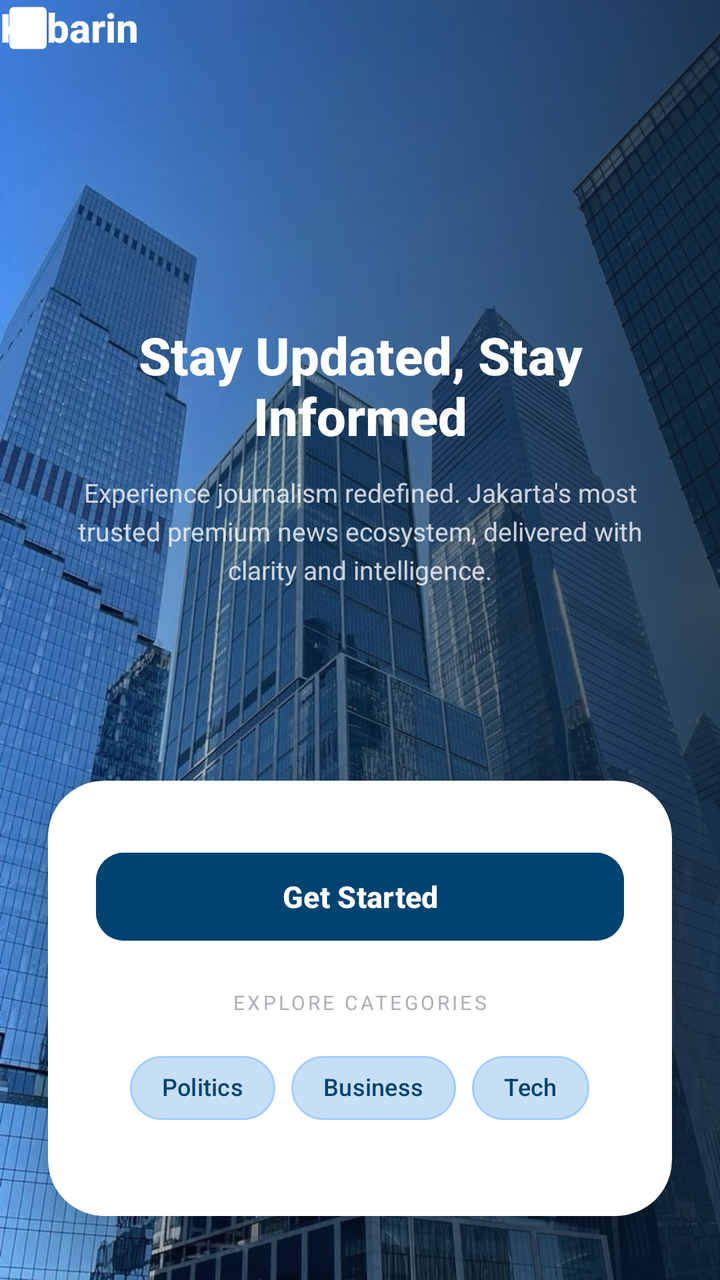
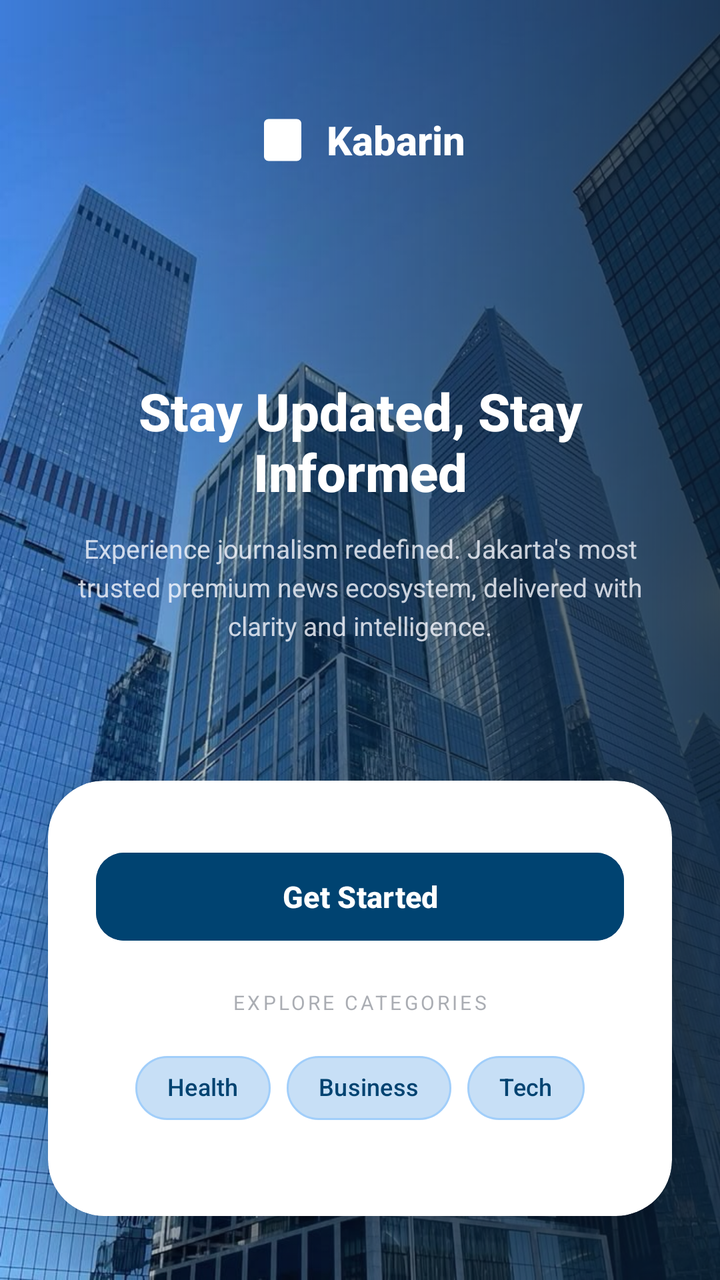

The first picture is an Android layout as it rendered before a commit; the second is the same layout after the commit. The layout source and the unified diff follow.
<!-- AndroidManifest.xml: application theme Theme.Kabarin -->
<!-- res/layout/activity_welcome.xml -->
<?xml version="1.0" encoding="utf-8"?>
<androidx.constraintlayout.widget.ConstraintLayout
    xmlns:android="http://schemas.android.com/apk/res/android"
    xmlns:app="http://schemas.android.com/apk/res-auto"
    xmlns:tools="http://schemas.android.com/tools"
    android:layout_width="match_parent"
    android:layout_height="match_parent"
    android:background="#0A1D2D"
    tools:context="activity.WelcomeActivity">

    
    <ImageView
        android:id="@+id/imgBackground"
        android:layout_width="0dp"
        android:layout_height="0dp"
        android:scaleType="centerCrop"
        android:src="@drawable/bg_welcom"
        android:contentDescription="Background"
        app:layout_constraintTop_toTopOf="parent"
        app:layout_constraintBottom_toBottomOf="parent"
        app:layout_constraintStart_toStartOf="parent"
        app:layout_constraintEnd_toEndOf="parent" />

    

    

    

    <View
        android:id="@+id/viewOverlay"
        android:layout_width="0dp"
        android:layout_height="0dp"
        android:background="@drawable/bg_welcome_overlay"
        app:layout_constraintBottom_toBottomOf="parent"
        app:layout_constraintEnd_toEndOf="parent"
        app:layout_constraintHorizontal_bias="0.0"
        app:layout_constraintStart_toStartOf="parent"
        app:layout_constraintTop_toTopOf="parent"
        app:layout_constraintVertical_bias="0.0" />

    <LinearLayout
        android:id="@+id/layoutBrandAnchor"
        android:layout_width="wrap_content"
        android:layout_height="wrap_content"
        android:orientation="horizontal"
        android:gravity="center_vertical"
        android:layout_marginTop="56dp"
        app:layout_constraintTop_toTopOf="parent"
        app:layout_constraintStart_toStartOf="parent"
        app:layout_constraintEnd_toEndOf="parent">

    </LinearLayout>

    

    

    

    <TextView
        android:id="@+id/tvHeadline"
        android:layout_width="0dp"
        android:layout_height="wrap_content"
        android:layout_marginStart="24dp"
        android:layout_marginTop="104dp"
        android:layout_marginEnd="24dp"
        android:fontFamily="sans-serif-medium"
        android:gravity="center"
        android:text="Stay Updated, Stay Informed"
        android:textColor="#FFFFFF"
        android:textSize="26sp"
        android:textStyle="bold"
        app:layout_constraintEnd_toEndOf="parent"
        app:layout_constraintHorizontal_bias="0.0"
        app:layout_constraintStart_toStartOf="parent"
        app:layout_constraintTop_toBottomOf="@id/layoutBrandAnchor" />

    <TextView
        android:id="@+id/tvDescription"
        android:layout_width="0dp"
        android:layout_height="wrap_content"
        android:layout_marginStart="32dp"
        android:layout_marginTop="12dp"
        android:layout_marginEnd="32dp"
        android:fontFamily="sans-serif"
        android:gravity="center"
        android:lineSpacingExtra="4dp"
        android:text="Experience journalism redefined. Jakarta\'s most trusted premium news ecosystem, delivered with clarity and intelligence."
        android:textColor="#CCF7F9FF"
        android:textSize="13sp"
        app:layout_constraintEnd_toEndOf="parent"
        app:layout_constraintHorizontal_bias="0.0"
        app:layout_constraintStart_toStartOf="parent"
        app:layout_constraintTop_toBottomOf="@id/tvHeadline" />

    <androidx.cardview.widget.CardView
        android:id="@+id/cardBottomSheet"
        android:layout_width="0dp"
        android:layout_height="wrap_content"
        android:layout_marginStart="24dp"
        android:layout_marginEnd="24dp"
        android:layout_marginBottom="32dp"
        app:cardCornerRadius="28dp"
        app:cardElevation="16dp"
        app:cardBackgroundColor="#FFFFFF"
        app:layout_constraintBottom_toBottomOf="parent"
        app:layout_constraintStart_toStartOf="parent"
        app:layout_constraintEnd_toEndOf="parent">

        <LinearLayout
            android:layout_width="match_parent"
            android:layout_height="wrap_content"
            android:orientation="vertical"
            android:gravity="center"
            android:paddingStart="24dp"
            android:paddingEnd="24dp"
            android:paddingTop="32dp"
            android:paddingBottom="40dp">

            
            <Button
                android:id="@+id/btnGetStarted"
                android:layout_width="match_parent"
                android:layout_height="52dp"
                android:text="Get Started"
                android:textColor="#FFFFFF"
                android:textSize="15sp"
                android:textStyle="bold"
                android:fontFamily="sans-serif-medium"
                android:backgroundTint="#004371"
                android:stateListAnimator="@null"
                app:cornerRadius="14dp" />

            
            <TextView
                android:id="@+id/tvExploreLabel"
                android:layout_width="wrap_content"
                android:layout_height="wrap_content"
                android:layout_marginTop="20dp"
                android:text="EXPLORE CATEGORIES"
                android:textColor="#99727780"
                android:textSize="10sp"
                android:letterSpacing="0.14"
                android:fontFamily="sans-serif" />

            
            <com.google.android.material.chip.ChipGroup
                android:id="@+id/chipGroupCategories"
                android:layout_width="wrap_content"
                android:layout_height="wrap_content"
                android:layout_marginTop="12dp"
                app:singleLine="true">

                <com.google.android.material.chip.Chip
                    android:id="@+id/chipPolitics"
                    android:layout_width="wrap_content"
                    android:layout_height="wrap_content"
                    android:text="Politics"
                    android:textColor="#004371"
                    android:textSize="12sp"
                    app:chipBackgroundColor="#3377BBFD"
                    app:chipStrokeColor="#7777BBFD"
                    app:chipStrokeWidth="1dp"
                    app:chipCornerRadius="100dp"
                    app:rippleColor="#3377BBFD" />

                <com.google.android.material.chip.Chip
                    android:id="@+id/chipBusiness"
                    android:layout_width="wrap_content"
                    android:layout_height="wrap_content"
                    android:text="Business"
                    android:textColor="#004371"
                    android:textSize="12sp"
                    app:chipBackgroundColor="#3377BBFD"
                    app:chipStrokeColor="#7777BBFD"
                    app:chipStrokeWidth="1dp"
                    app:chipCornerRadius="100dp"
                    app:rippleColor="#3377BBFD" />

                <com.google.android.material.chip.Chip
                    android:id="@+id/chipTech"
                    android:layout_width="wrap_content"
                    android:layout_height="wrap_content"
                    android:text="Tech"
                    android:textColor="#004371"
                    android:textSize="12sp"
                    app:chipBackgroundColor="#3377BBFD"
                    app:chipStrokeColor="#7777BBFD"
                    app:chipStrokeWidth="1dp"
                    app:chipCornerRadius="100dp"
                    app:rippleColor="#3377BBFD" />

            </com.google.android.material.chip.ChipGroup>

        </LinearLayout>
    </androidx.cardview.widget.CardView>

    <ImageView
        android:layout_width="28dp"
        android:layout_height="28dp"
        android:contentDescription="Kabarin Icon"
        android:src="@drawable/ic_kabarin_logo"
        app:tint="#FFFFFF"
        tools:layout_editor_absoluteX="155dp"
        tools:layout_editor_absoluteY="98dp" />

    <TextView
        android:layout_width="wrap_content"
        android:layout_height="wrap_content"
        android:fontFamily="sans-serif-medium"
        android:text="Kabarin"
        android:textColor="#FFFFFF"
        android:textSize="20sp"
        android:textStyle="bold"
        tools:layout_editor_absoluteX="183dp"
        tools:layout_editor_absoluteY="98dp" />

</androidx.constraintlayout.widget.ConstraintLayout>
<!-- resources referenced by this layout -->
<resources>
  <!-- drawable bg_welcom: jpg bitmap (drawable, 190714 bytes) -->
  <!-- drawable bg_welcome_overlay (drawable) -->
  <?xml version="1.0" encoding="utf-8"?>
  <shape xmlns:android="http://schemas.android.com/apk/res/android">
      <gradient
          android:type="linear"
          android:angle="180"
          android:startColor="#CC0A1D2D"
          android:centerColor="#660A1D2D"
          android:endColor="#000A1D2D"
          android:centerY="0.55" />
  </shape>
  <!-- drawable ic_kabarin_logo (drawable) -->
  <?xml version="1.0" encoding="utf-8"?>
  <vector xmlns:android="http://schemas.android.com/apk/res/android"
      android:width="48dp"
      android:height="48dp"
      android:viewportWidth="48"
      android:viewportHeight="48">
  
      
      <path
          android:fillColor="#004371"
          android:pathData="M8,10 C8,7.79 9.79,6 12,6 L36,6 C38.21,6 40,7.79 40,10 L40,38 C40,40.21 38.21,42 36,42 L12,42 C9.79,42 8,40.21 8,38 Z" />
  
      
      <path
          android:fillColor="#FFFFFF"
          android:pathData="M14,16 L34,16 C34.55,16 35,16.45 35,17 L35,19 C35,19.55 34.55,20 34,20 L14,20 C13.45,20 13,19.55 13,19 L13,17 C13,16.45 13.45,16 14,16 Z" />
  
      
      <path
          android:fillColor="#FFFFFF"
          android:pathData="M14,23 L34,23 C34.55,23 35,23.45 35,24 L35,26 C35,26.55 34.55,27 34,27 L14,27 C13.45,27 13,26.55 13,26 L13,24 C13,23.45 13.45,23 14,23 Z" />
  
      
      <path
          android:fillColor="#FFFFFF"
          android:pathData="M14,30 L26,30 C26.55,30 27,30.45 27,31 L27,33 C27,33.55 26.55,34 26,34 L14,34 C13.45,34 13,33.55 13,33 L13,31 C13,30.45 13.45,30 14,30 Z" />
  
  </vector>
  <style name="Theme.Kabarin" parent="Base.Theme.Kabarin" />
  <style name="Base.Theme.Kabarin" parent="Theme.Material3.DayNight.NoActionBar">
          <item name="colorPrimary">#1565C0</item>
          <item name="colorOnPrimary">#FFFFFF</item>
          <item name="colorPrimaryContainer">#D0E4F7</item>
  
          <item name="android:windowBackground">#F5F7FA</item>
          <item name="colorSurface">#FFFFFF</item>
          <item name="colorOnSurface">#0D1B2A</item>
          <item name="colorOnSurfaceVariant">#5A6878</item>
          <item name="colorOutline">#E8ECF0</item>
      </style>
</resources>

<!-- the commit's change to res/layout/activity_welcome.xml (unified diff, before → after) -->
@@ -49,6 +49,23 @@
         app:layout_constraintTop_toTopOf="parent"
         app:layout_constraintStart_toStartOf="parent"
         app:layout_constraintEnd_toEndOf="parent">
+
+        <ImageView
+            android:layout_width="28dp"
+            android:layout_height="28dp"
+            android:contentDescription="Kabarin Icon"
+            android:src="@drawable/ic_kabarin_logo"
+            app:tint="#FFFFFF" />
+
+        <TextView
+            android:layout_width="wrap_content"
+            android:layout_height="wrap_content"
+            android:layout_marginStart="8dp"
+            android:fontFamily="sans-serif-medium"
+            android:text="Kabarin"
+            android:textColor="#FFFFFF"
+            android:textSize="20sp"
+            android:textStyle="bold" />
 
     </LinearLayout>
 
@@ -156,7 +173,7 @@
                     android:id="@+id/chipPolitics"
                     android:layout_width="wrap_content"
                     android:layout_height="wrap_content"
-                    android:text="Politics"
+                    android:text="Health"
                     android:textColor="#004371"
                     android:textSize="12sp"
                     app:chipBackgroundColor="#3377BBFD"
@@ -196,24 +213,4 @@
         </LinearLayout>
     </androidx.cardview.widget.CardView>
 
-    <ImageView
-        android:layout_width="28dp"
-        android:layout_height="28dp"
-        android:contentDescription="Kabarin Icon"
-        android:src="@drawable/ic_kabarin_logo"
-        app:tint="#FFFFFF"
-        tools:layout_editor_absoluteX="155dp"
-        tools:layout_editor_absoluteY="98dp" />
-
-    <TextView
-        android:layout_width="wrap_content"
-        android:layout_height="wrap_content"
-        android:fontFamily="sans-serif-medium"
-        android:text="Kabarin"
-        android:textColor="#FFFFFF"
-        android:textSize="20sp"
-        android:textStyle="bold"
-        tools:layout_editor_absoluteX="183dp"
-        tools:layout_editor_absoluteY="98dp" />
-
 </androidx.constraintlayout.widget.ConstraintLayout>
